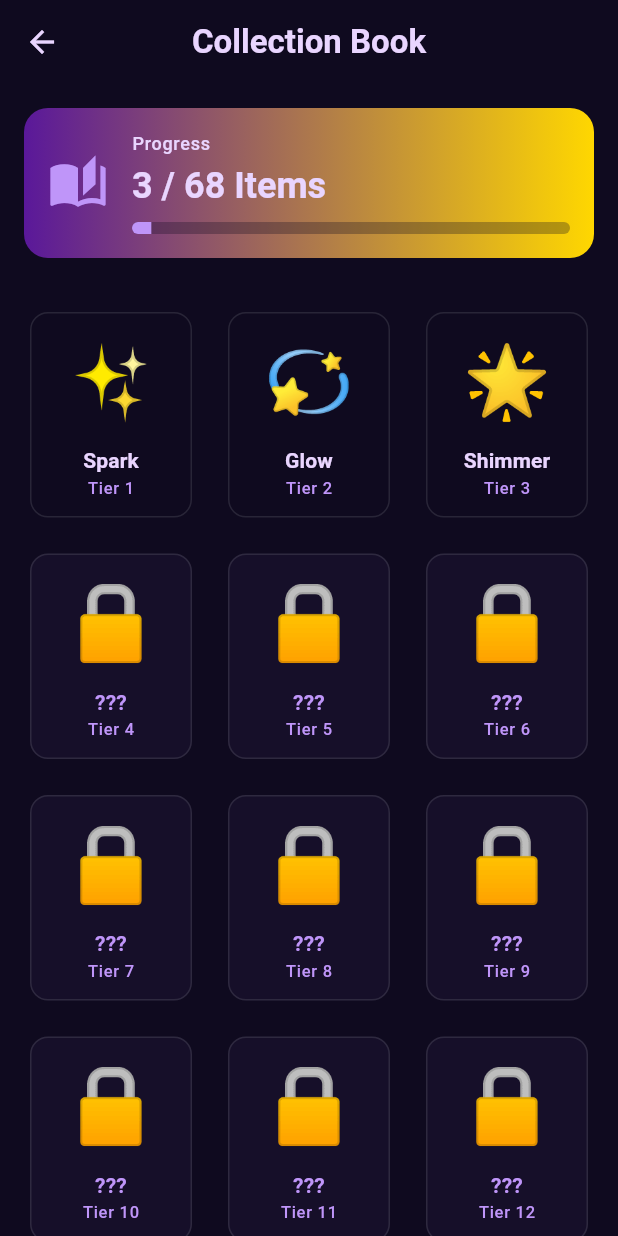
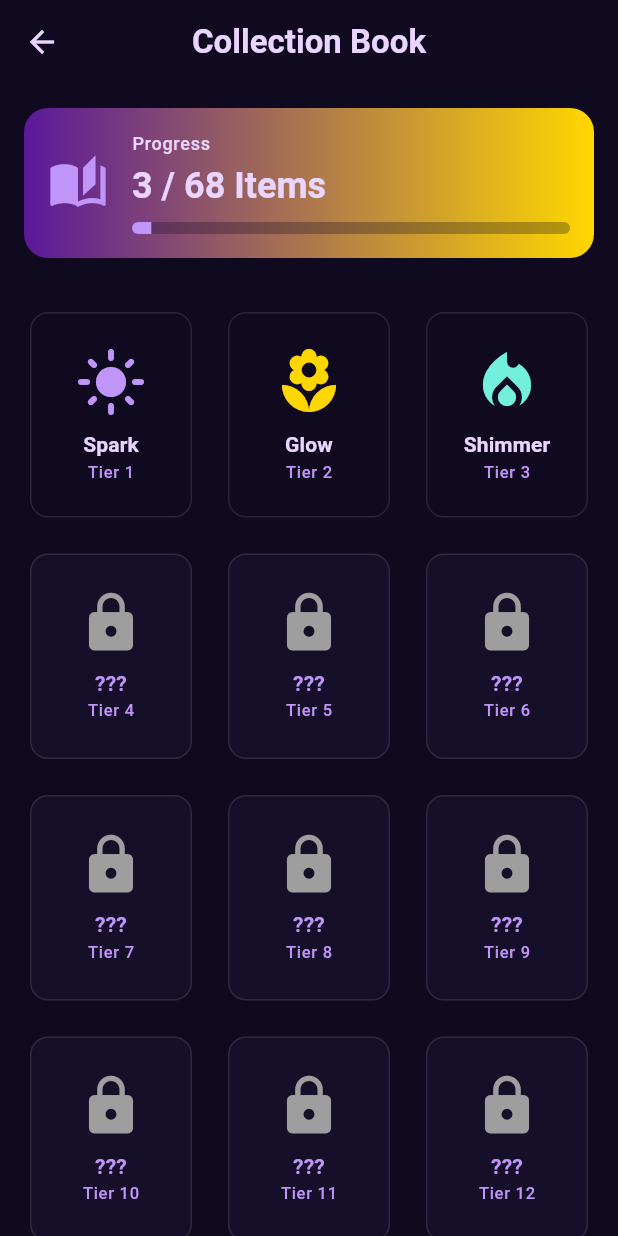
Before and after one commit to cleanspacedev/mergeworks, a Flutter app: the CollectionScreen screen opened by its route, on a phone screen of 412 x 824 dp. Run offline on Flutter 3.47's test engine with Material 3 defaults, Android fonts, the phone set to English and light mode, and no system bars; our stand-ins replace audioplayers, cloud_firestore, cloud_functions, confetti, firebase_auth, firebase_core and 5 more; missing offline and left inert: games_services; accounts and stored records are empty; network calls fail.

Commit message:
refactor(collection_screen): simplify card construction using GameItem and unique glyphs

```diff
--- a/lib/screens/collection_screen.dart
+++ b/lib/screens/collection_screen.dart
@@ -3,6 +3,8 @@ import 'package:provider/provider.dart';
 import 'package:go_router/go_router.dart';
 import 'package:mergeworks/services/game_service.dart';
 import 'package:mergeworks/theme.dart';
+import 'package:mergeworks/models/game_item.dart';
+import 'package:mergeworks/widgets/unique_item_glyph.dart';
 
 class CollectionScreen extends StatelessWidget {
   const CollectionScreen({super.key});
@@ -91,11 +93,7 @@ class CollectionScreen extends StatelessWidget {
                   itemBuilder: (context, index) {
                     final item = items[index];
                     return _CollectionCard(
-                      emoji: item.isDiscovered ? item.emoji : '🔒',
-                      name: item.isDiscovered ? item.name : '???',
-                      tier: item.tier,
-                      description: item.isDiscovered ? item.description : 'Not yet discovered',
-                      isDiscovered: item.isDiscovered,
+                      item: item,
                     );
                   },
                 ),
@@ -109,46 +107,32 @@ class CollectionScreen extends StatelessWidget {
 }
 
 class _CollectionCard extends StatelessWidget {
-  final String emoji;
-  final String name;
-  final int tier;
-  final String description;
-  final bool isDiscovered;
+  final GameItem item;
 
-  const _CollectionCard({
-    required this.emoji,
-    required this.name,
-    required this.tier,
-    required this.description,
-    required this.isDiscovered,
-  });
+  const _CollectionCard({required this.item});
 
   @override
   Widget build(BuildContext context) {
     return Card(
-      color: isDiscovered
+      color: item.isDiscovered
           ? Theme.of(context).colorScheme.surface
           : Theme.of(context).colorScheme.surfaceContainerHighest.withValues(alpha: 0.5),
       child: InkWell(
-        onTap: isDiscovered ? () => _showDetails(context) : null,
+        onTap: item.isDiscovered ? () => _showDetails(context) : null,
         borderRadius: BorderRadius.circular(AppRadius.md),
         child: Padding(
           padding: AppSpacing.paddingSm,
           child: Column(
             mainAxisAlignment: MainAxisAlignment.center,
             children: [
-              Text(
-                emoji,
-                style: TextStyle(
-                  fontSize: 48,
-                  color: isDiscovered ? null : Colors.grey,
-                ),
-              ),
+              item.isDiscovered
+                  ? UniqueItemGlyph(item: item, size: 48)
+                  : const Icon(Icons.lock, size: 44, color: Colors.grey),
               const SizedBox(height: AppSpacing.sm),
               Text(
-                name,
+                item.isDiscovered ? item.name : '???',
                 style: context.textStyles.titleSmall?.bold.copyWith(
-                  color: isDiscovered
+                  color: item.isDiscovered
                       ? Theme.of(context).colorScheme.onSurface
                       : Theme.of(context).colorScheme.onSurfaceVariant,
                 ),
@@ -157,7 +141,7 @@ class _CollectionCard extends StatelessWidget {
                 overflow: TextOverflow.ellipsis,
               ),
               Text(
-                'Tier $tier',
+                'Tier ${item.tier}',
                 style: context.textStyles.labelSmall?.copyWith(
                   color: Theme.of(context).colorScheme.onSurfaceVariant,
                 ),
@@ -177,10 +161,10 @@ class _CollectionCard extends StatelessWidget {
         child: Column(
           mainAxisSize: MainAxisSize.min,
           children: [
-            Text(emoji, style: const TextStyle(fontSize: 80)),
+            UniqueItemGlyph(item: item, size: 80),
             const SizedBox(height: AppSpacing.md),
             Text(
-              name,
+              item.name,
               style: context.textStyles.headlineMedium?.bold.copyWith(
                 color: Theme.of(context).colorScheme.primary,
               ),
@@ -193,7 +177,7 @@ class _CollectionCard extends StatelessWidget {
                 borderRadius: BorderRadius.circular(AppRadius.lg),
               ),
               child: Text(
-                'Tier $tier',
+                'Tier ${item.tier}',
                 style: context.textStyles.labelLarge?.bold.copyWith(
                   color: Theme.of(context).colorScheme.onSecondaryContainer,
                 ),
@@ -201,7 +185,7 @@ class _CollectionCard extends StatelessWidget {
             ),
             const SizedBox(height: AppSpacing.md),
             Text(
-              description,
+              item.isDiscovered ? item.description : 'Not yet discovered',
               style: context.textStyles.bodyLarge?.copyWith(
                 color: Theme.of(context).colorScheme.onSurface,
               ),
--- /dev/null
+++ b/lib/widgets/unique_item_glyph.dart
@@ -0,0 +1,157 @@
+import 'package:flutter/material.dart';
+import 'package:mergeworks/models/game_item.dart';
+
+/// Renders a deterministic, unique glyph for a GameItem without using assets.
+/// The glyph is derived from the item's id so the same item always looks the same
+/// and different items are visually distinct, even if they share the same emoji.
+class UniqueItemGlyph extends StatelessWidget {
+  final GameItem item;
+  final double size;
+  final bool muted;
+
+  const UniqueItemGlyph({super.key, required this.item, required this.size, this.muted = false});
+
+  @override
+  Widget build(BuildContext context) {
+    final cs = Theme.of(context).colorScheme;
+    // Derive glyph by TIER so all items of the same tier share the same silhouette.
+    final hash = _stableHash('tier_${item.isWildcard ? 'wild' : item.tier.toString()}');
+
+    final icon = _iconPool[hash % _iconPool.length];
+
+    // Vibrant, high-contrast palette from theme. Color is decorative only and
+    // does NOT indicate uniqueness (icon silhouette does).
+    final colorChoices = <Color>[
+      cs.primary,
+      cs.secondary,
+      cs.tertiary,
+      cs.inversePrimary,
+      cs.error, // occasional warm accent for pop
+      cs.surfaceTint,
+    ];
+    final picked = colorChoices[(item.tier - 1).abs() % colorChoices.length];
+    final iconColor = muted ? cs.onSurfaceVariant : picked;
+
+    // Special-case wildcard items for recognizability
+    final effectiveIcon = item.isWildcard ? Icons.all_inclusive : icon;
+
+    return Icon(effectiveIcon, size: size, color: iconColor);
+  }
+}
+
+// Deterministic string hash (djb2 variant). Consistent across web/native and runs.
+int _stableHash(String input) {
+  int hash = 5381;
+  for (final codeUnit in input.codeUnits) {
+    hash = ((hash << 5) + hash) + codeUnit; // hash * 33 + c
+    hash &= 0x7fffffff; // keep positive 31-bit
+  }
+  return hash;
+}
+
+// Curated pool of minimalist Material icons for distinct silhouettes.
+const List<IconData> _iconPool = [
+  Icons.auto_awesome,
+  Icons.category,
+  Icons.casino,
+  Icons.ac_unit,
+  Icons.anchor,
+  Icons.api,
+  Icons.architecture,
+  Icons.aspect_ratio,
+  Icons.bakery_dining,
+  Icons.bolt,
+  Icons.bubble_chart,
+  Icons.cabin,
+  Icons.catching_pokemon,
+  Icons.chair_alt,
+  Icons.change_history,
+  Icons.circle,
+  Icons.cloud,
+  Icons.code,
+  Icons.compass_calibration,
+  Icons.construction,
+  Icons.cottage,
+  Icons.cruelty_free,
+  Icons.cyclone,
+  Icons.dangerous,
+  Icons.data_exploration,
+  Icons.deblur,
+  Icons.diamond,
+  Icons.biotech,
+  Icons.egg_alt,
+  Icons.energy_savings_leaf,
+  Icons.explore,
+  Icons.extension,
+  Icons.factory,
+  Icons.fastfood,
+  Icons.fingerprint,
+  Icons.fireplace,
+  Icons.flag,
+  Icons.flare,
+  Icons.fluorescent,
+  Icons.forest,
+  Icons.emoji_nature,
+  Icons.emoji_objects,
+  Icons.generating_tokens,
+  Icons.gesture,
+  Icons.grass,
+  Icons.hail,
+  Icons.handyman,
+  Icons.hive,
+  Icons.icecream,
+  Icons.interests,
+  Icons.kayaking,
+  Icons.key,
+  Icons.kitesurfing,
+  Icons.landscape,
+  Icons.layers,
+  Icons.leak_add,
+  Icons.light_mode,
+  Icons.local_florist,
+  Icons.local_fire_department,
+  Icons.local_laundry_service,
+  Icons.lock_clock,
+  Icons.luggage,
+  Icons.lunch_dining,
+  Icons.memory,
+  Icons.military_tech,
+  Icons.mood,
+  Icons.mosque,
+  Icons.nature_people,
+  Icons.nightlight,
+  Icons.noise_control_off,
+  Icons.nordic_walking,
+  Icons.oil_barrel,
+  Icons.opacity,
+  Icons.palette,
+  Icons.pets,
+  Icons.pie_chart,
+  Icons.push_pin,
+  Icons.polymer,
+  Icons.psychology,
+  Icons.published_with_changes,
+  Icons.radar,
+  Icons.redeem,
+  Icons.recycling,
+  Icons.rocket_launch,
+  Icons.route,
+  Icons.sailing,
+  Icons.satellite_alt,
+  Icons.science,
+  Icons.shield_moon,
+  Icons.snowshoeing,
+  Icons.spa,
+  Icons.crop_square,
+  Icons.star,
+  Icons.stars,
+  Icons.storm,
+  Icons.sunny_snowing,
+  Icons.surfing,
+  Icons.terrain,
+  Icons.toys,
+  Icons.tsunami,
+  Icons.water_drop,
+  Icons.wind_power,
+  Icons.yard,
+];
--- a/pubspec.yaml
+++ b/pubspec.yaml
@@ -1,7 +1,7 @@
 name: mergeworks
 description: "Merge magical items and unravel enchanting progression chains in this captivating puzzle game, blending strategic merges with delightful discoveries in a vibrant fantasy world."
 publish_to: "none"
-version: 1.0.0+13
+version: 1.0.0+15
 
 environment:
   sdk: ^3.8.1
```
Also changed, not shown: lib/screens/game_board_screen.dart (+118 -8 lines), lib/services/audio_service.dart (+17 -6 lines), lib/services/game_service.dart (+40 -10 lines), lib/widgets/grid_item_widget.dart (+3 -5 lines), lib/widgets/particle_field.dart (+35 -13 lines), 3 other files.
